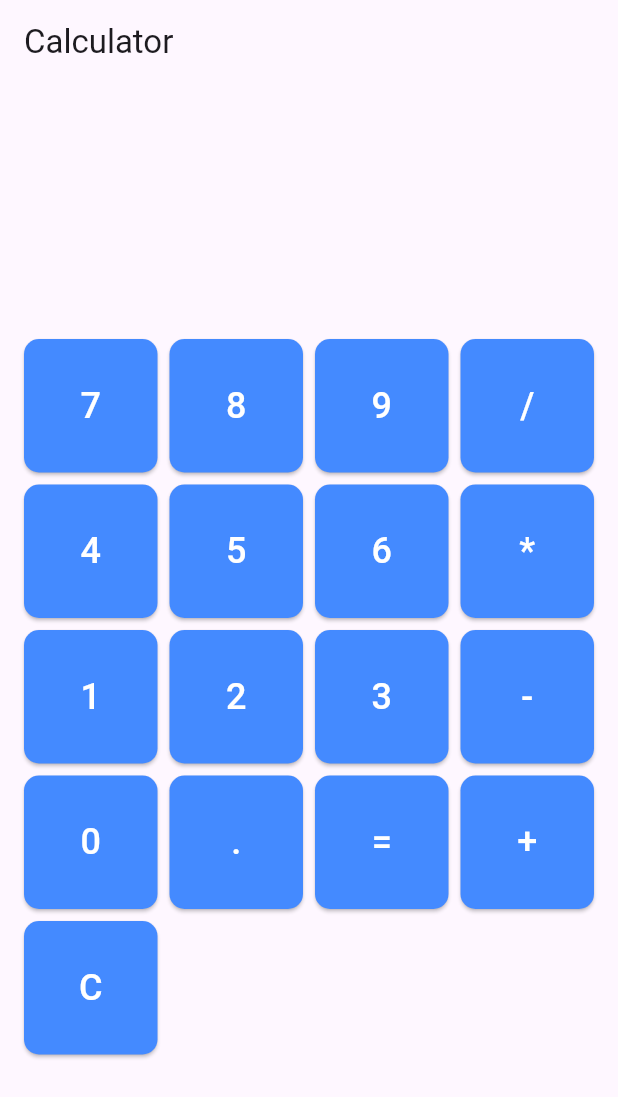
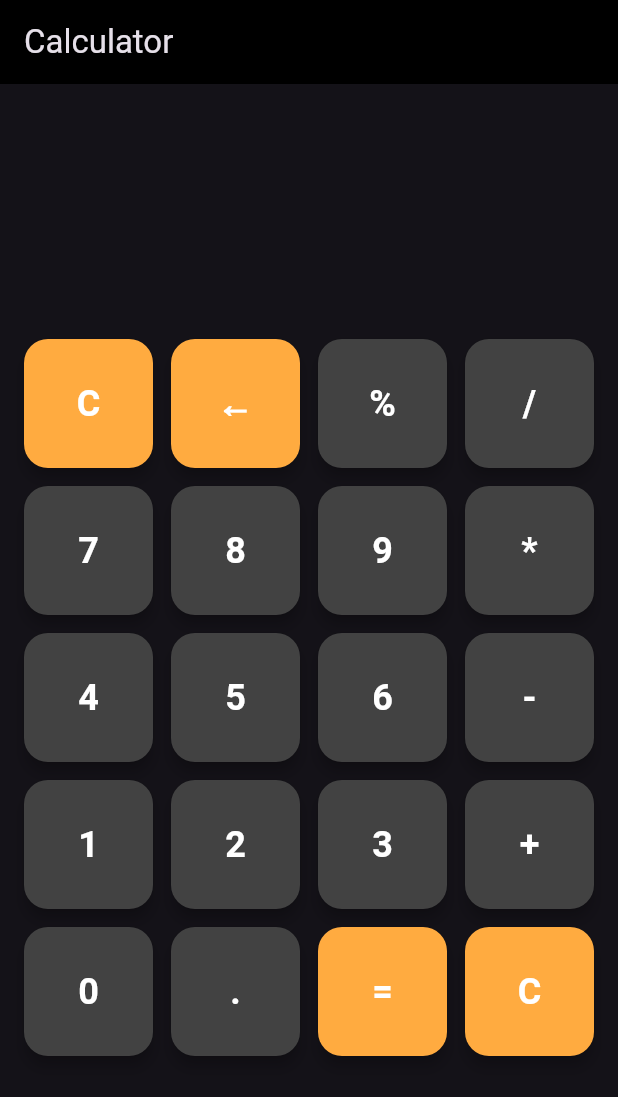
Before and after one commit to AloneGentle/flutter-calculator, a Flutter app: the screen it shows after launch, on a phone screen of 412 x 824 dp. Shown: the top 1097 px of the screen. Run offline on Flutter 3.47's test engine with Material 3 defaults, Android fonts, the phone set to English and light mode, and no system bars; missing offline and left inert: expressions.

Commit message:
重新设计布局 采用 5行4列 布局。每行4个按钮，按钮按照要求排列：第一行是 C（清除）、←（删除一个单位键）、% 和 /，其他行以数字和运算符顺序排列。

```diff
--- a/lib/main.dart
+++ b/lib/main.dart
@@ -10,6 +10,9 @@ class MyApp extends StatelessWidget {
   Widget build(BuildContext context) {
     return MaterialApp(
       debugShowCheckedModeBanner: false,
+      theme: ThemeData(
+        brightness: Brightness.dark, // 深色模式，符合计算器的风格
+      ),
       home: Calculator(),
     );
   }
@@ -21,39 +24,36 @@ class Calculator extends StatefulWidget {
 }
 
 class _CalculatorState extends State<Calculator> {
-  String _output = '';  // 初始化为空字符串
-  String _input = '';
+  String _input = '';  // 用户输入的内容
+  String _output = ''; // 计算结果
+
   final List<String> buttons = [
-    '7', '8', '9', '/',
-    '4', '5', '6', '*',
-    '1', '2', '3', '-',
-    '0', '.', '=', '+',
-    'C',  // 添加 'C' 按钮用于清除
+    'C', '←', '%', '/',
+    '7', '8', '9', '*',
+    '4', '5', '6', '-',
+    '1', '2', '3', '+',
+    '0', '.', '=', 'C',
   ];
 
   // 异步计算表达式
   Future<void> _calculate(String expression) async {
     try {
-      // 通过异步计算表达式
       final exp = Expression.parse(expression);
       final evaluator = ExpressionEvaluator();
       final result = evaluator.eval(exp, {});
-
-      // 检查结果并更新状态
       setState(() {
         _output = result is double
             ? (result == result.toInt() ? result.toInt().toString() : result.toString())
             : result.toString();
       });
     } catch (e) {
-      // 异常处理
       setState(() {
         _output = 'Error';
       });
     }
   }
 
-  // 更新输入内容
+  // 按钮点击处理
   void _onButtonPressed(String value) {
     setState(() {
       if (value == '=') {
@@ -64,8 +64,12 @@ class _CalculatorState extends State<Calculator> {
         // 清空输入和输出
         _input = '';
         _output = '';
+      } else if (value == '←') {
+        // 删除一个单位
+        _input = _input.isNotEmpty ? _input.substring(0, _input.length - 1) : '';
       } else {
-        _input += value; // 添加数字或符号到输入
+        // 拼接输入
+        _input += value;
       }
     });
   }
@@ -75,6 +79,7 @@ class _CalculatorState extends State<Calculator> {
     return Scaffold(
       appBar: AppBar(
         title: Text('Calculator'),
+        backgroundColor: Colors.black, // 设置背景颜色为黑色
       ),
       body: Column(
         children: [
@@ -83,14 +88,15 @@ class _CalculatorState extends State<Calculator> {
             padding: const EdgeInsets.all(20.0),
             child: Column(
               children: [
+                // 显示当前输入
                 Text(
-                  _input, // 显示当前输入
-                  style: TextStyle(fontSize: 32, fontWeight: FontWeight.bold),
+                  _input,
+                  style: TextStyle(fontSize: 32, fontWeight: FontWeight.bold, color: Colors.white),
                 ),
-                // 显示输出，只有计算后才会更新
+                // 显示计算结果
                 Text(
-                  _output.isEmpty ? '' : _output, // 只有当输出不为空时显示结果
-                  style: TextStyle(fontSize: 48, fontWeight: FontWeight.bold),
+                  _output.isEmpty ? '' : _output,
+                  style: TextStyle(fontSize: 48, fontWeight: FontWeight.bold, color: Colors.white),
                 ),
               ],
             ),
@@ -101,24 +107,30 @@ class _CalculatorState extends State<Calculator> {
               padding: const EdgeInsets.all(16.0),
               itemCount: buttons.length,
               gridDelegate: const SliverGridDelegateWithFixedCrossAxisCount(
-                crossAxisCount: 4,
-                crossAxisSpacing: 8.0,
-                mainAxisSpacing: 8.0,
+                crossAxisCount: 4, // 四列
+                crossAxisSpacing: 12.0,
+                mainAxisSpacing: 12.0,
               ),
               itemBuilder: (context, index) {
+                // 根据按钮类型改变样式
+                Color buttonColor = (buttons[index] == 'C' || buttons[index] == '=' || buttons[index] == '←')
+                    ? Colors.orangeAccent // 特殊按钮使用橙色
+                    : Colors.grey[800]!; // 数字按钮使用深灰色
+
                 return ElevatedButton(
                   onPressed: () => _onButtonPressed(buttons[index]),
                   style: ElevatedButton.styleFrom(
-                    padding: const EdgeInsets.all(16),
-                    backgroundColor: Colors.blueAccent,
+                    padding: const EdgeInsets.all(20), // 按钮内边距
+                    backgroundColor: buttonColor,
                     shape: RoundedRectangleBorder(
-                      borderRadius: BorderRadius.circular(10),
+                      borderRadius: BorderRadius.circular(16), // 圆角按钮
                     ),
                     minimumSize: const Size(80, 80),
+                    elevation: 4, // 阴影
                   ),
                   child: Text(
                     buttons[index],
-                    style: const TextStyle(fontSize: 24, color: Colors.white),
+                    style: const TextStyle(fontSize: 24, fontWeight: FontWeight.bold, color: Colors.white),
                   ),
                 );
               },
@@ -129,4 +141,3 @@ class _CalculatorState extends State<Calculator> {
     );
   }
 }
-//git remote add origin https://github.com/AloneGentle/flutter-calculator.git
```
